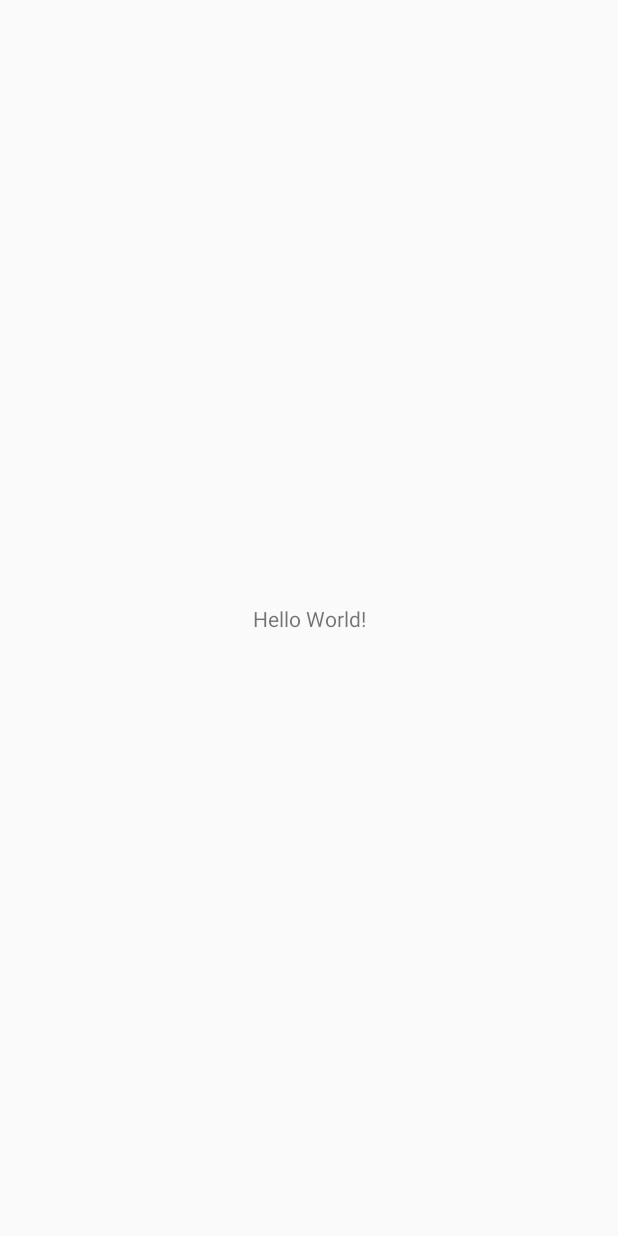
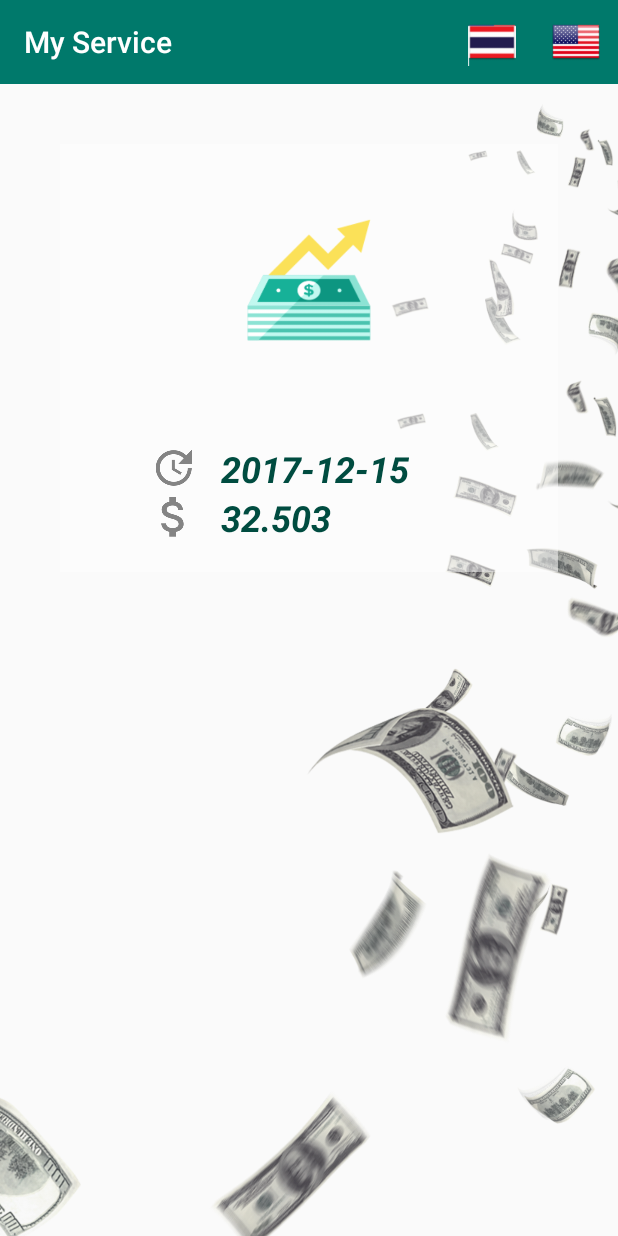
Before and after one commit to kaorzknight/MyService, an Android app: the screen it shows after launch (MainActivity), on a phone screen of 412 x 824 dp. Before the commit the screen is almost empty. Run offline under Robolectric (Android 15) with nearby library versions, the phone set to English and light mode, and no system bars.

Commit message:
Replace Fragment OK

```diff
--- a/app/src/main/java/suthison/kasidis/myservice/MainActivity.java
+++ b/app/src/main/java/suthison/kasidis/myservice/MainActivity.java
@@ -2,6 +2,8 @@ package suthison.kasidis.myservice;
 
 import android.support.v7.app.AppCompatActivity;
 import android.os.Bundle;
+
+import suthison.kasidis.myservice.fragment.MainFragment;
 
 public class MainActivity extends AppCompatActivity {
 
@@ -9,5 +11,13 @@ public class MainActivity extends AppCompatActivity {
     protected void onCreate(Bundle savedInstanceState) {
         super.onCreate(savedInstanceState);
         setContentView(R.layout.activity_main);
-    }
-}
+
+//        Add Fragment to Activity
+        if (savedInstanceState == null) {
+            getSupportFragmentManager().beginTransaction()
+                    .add(R.id.contentMainFragment, new MainFragment())
+                    .commit();
+        }
+
+    } //Main Method
+}   // Main Class
--- /dev/null
+++ b/app/src/main/java/suthison/kasidis/myservice/fragment/MainFragment.java
@@ -0,0 +1,75 @@
+package suthison.kasidis.myservice.fragment;
+
+import android.os.Bundle;
+import android.support.annotation.Nullable;
+import android.support.v4.app.Fragment;
+import android.support.v7.widget.Toolbar;
+import android.view.LayoutInflater;
+import android.view.Menu;
+import android.view.MenuInflater;
+import android.view.MenuItem;
+import android.view.View;
+import android.view.ViewGroup;
+
+import suthison.kasidis.myservice.MainActivity;
+import suthison.kasidis.myservice.R;
+
+/**
+ * Created by admin on 12/16/2017.
+ */
+
+public class MainFragment extends Fragment {
+
+    @Override
+    public void onActivityCreated(@Nullable Bundle savedInstanceState) {
+        super.onActivityCreated(savedInstanceState);
+
+//        Create Toolbar
+        createToolbar();
+//        create menu icon
+        setHasOptionsMenu(true);
+    }   // Main Method
+
+    @Override
+    public void onCreateOptionsMenu(Menu menu, MenuInflater inflater) {
+        inflater.inflate(R.menu.menu_main,menu);
+        super.onCreateOptionsMenu(menu, inflater);
+    }
+
+    @Override
+    public boolean onOptionsItemSelected(MenuItem item) {
+//        THB
+        if (item.getItemId()==R.id.itemTHA) {
+            myReplaceFragment("THB",0.031);
+        }
+//        USD
+        if (item.getItemId()==R.id.itemUSD) {
+            myReplaceFragment("USD",0.031);
+        }
+        return super.onOptionsItemSelected(item);
+    }
+
+    private void myReplaceFragment(String moneyString, double factorDouble) {
+
+        getActivity().getSupportFragmentManager()
+                .beginTransaction().replace(R.id.contentMainFragment, new CalculateFragment())
+                .addToBackStack(null).commit();
+
+    }
+
+    private void createToolbar() {
+        Toolbar toolbar = getView().findViewById(R.id.toolbarMain);
+        ((MainActivity)getActivity()).setSupportActionBar(toolbar);
+    }
+
+    @Nullable
+    @Override
+    public View onCreateView(//arguments
+                             LayoutInflater inflater,
+                             @Nullable ViewGroup container,
+                             @Nullable Bundle savedInstanceState) {
+        View view = inflater.inflate(R.layout.fragment_main, container, false);
+
+        return view;
+    }
+}   // Main Class
--- a/app/src/main/res/layout/activity_main.xml
+++ b/app/src/main/res/layout/activity_main.xml
@@ -1,19 +1,20 @@
 <?xml version="1.0" encoding="utf-8"?>
-<android.support.constraint.ConstraintLayout
-    xmlns:android="http://schemas.android.com/apk/res/android"
+<android.support.constraint.ConstraintLayout xmlns:android="http://schemas.android.com/apk/res/android"
+    xmlns:app="http://schemas.android.com/apk/res-auto"
     xmlns:tools="http://schemas.android.com/tools"
-    xmlns:app="http://schemas.android.com/apk/res-auto"
     android:layout_width="match_parent"
     android:layout_height="match_parent"
     tools:context="suthison.kasidis.myservice.MainActivity">
 
-    <TextView
-        android:layout_width="wrap_content"
-        android:layout_height="wrap_content"
-        android:text="Hello World!"
-        app:layout_constraintBottom_toBottomOf="parent"
-        app:layout_constraintLeft_toLeftOf="parent"
-        app:layout_constraintRight_toRightOf="parent"
-        app:layout_constraintTop_toTopOf="parent" />
-
+    <!--wallpaper-->
+    <ImageView
+        android:layout_width="match_parent"
+        android:layout_height="match_parent"
+        android:scaleType="centerCrop"
+        android:src="@drawable/bg" />
+    <!--Content of Fragment-->
+    <FrameLayout
+        android:id="@+id/contentMainFragment"
+        android:layout_width="match_parent"
+        android:layout_height="match_parent" />
 </android.support.constraint.ConstraintLayout>
--- a/app/src/main/res/layout/fragment_main.xml
+++ b/app/src/main/res/layout/fragment_main.xml
@@ -5,9 +5,12 @@
     android:orientation="vertical">
 
     <!--Toolbar-->
-    <include layout="@layout/my_toolbar" />
+    <include layout="@layout/my_toolbar"
+        android:id="@+id/toolbarMain"/>
     <!--content-->
     <LinearLayout
+        android:padding="20dp"
+        android:background="#82ffffff"
         android:layout_width="match_parent"
         android:layout_height="wrap_content"
         android:layout_margin="@dimen/margin"
@@ -33,6 +36,7 @@
                 android:layout_height="wrap_content" />
             <!--Text-->
             <TextView
+                android:textColor="@color/colorPrimaryDark"
                 android:layout_marginLeft="15dp"
                 android:textStyle="bold|italic"
                 android:textSize="24sp"
@@ -53,6 +57,7 @@
                 android:layout_height="wrap_content" />
             <!--Text-->
             <TextView
+                android:textColor="@color/colorPrimaryDark"
                 android:layout_marginLeft="15dp"
                 android:textStyle="bold|italic"
                 android:textSize="24sp"
--- /dev/null
+++ b/app/src/main/res/menu/menu_main.xml
@@ -0,0 +1,19 @@
+<?xml version="1.0" encoding="utf-8"?>
+<menu xmlns:android="http://schemas.android.com/apk/res/android"
+    xmlns:app="http://schemas.android.com/apk/res-auto">
+
+    <!--THB-->
+    <item
+        android:title="tha"
+        android:icon="@drawable/tha"
+        android:id="@+id/itemTHA"
+        app:showAsAction="always"/>
+
+    <!--USD-->
+    <item
+        android:title="usd"
+        android:icon="@drawable/usd"
+        android:id="@+id/itemUSD"
+        app:showAsAction="always"/>
+
+</menu>
```
Also changed, not shown: app/src/main/java/suthison/kasidis/myservice/fragment/CalculateFragment.java (added, +24 -0 lines), app/src/main/res/layout/fragment_calculate.xml (added, +47 -0 lines), app/src/main/res/drawable/bg.png (added), app/src/main/res/drawable/tha.png (added), app/src/main/res/drawable/usd.png (added).
